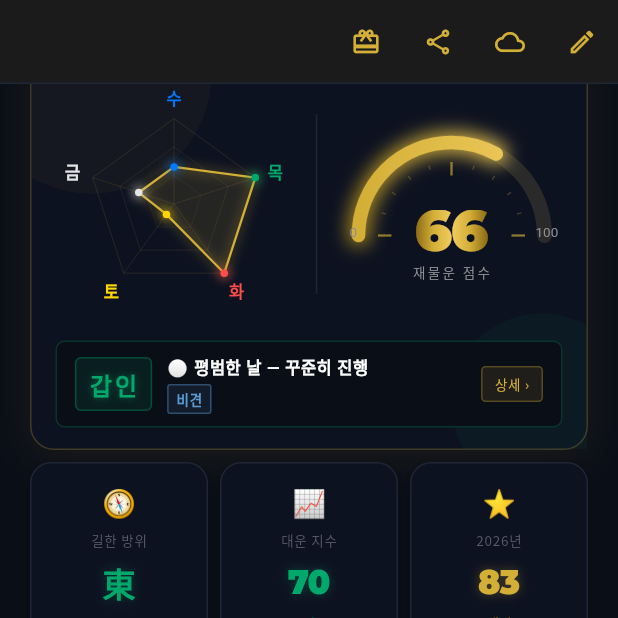
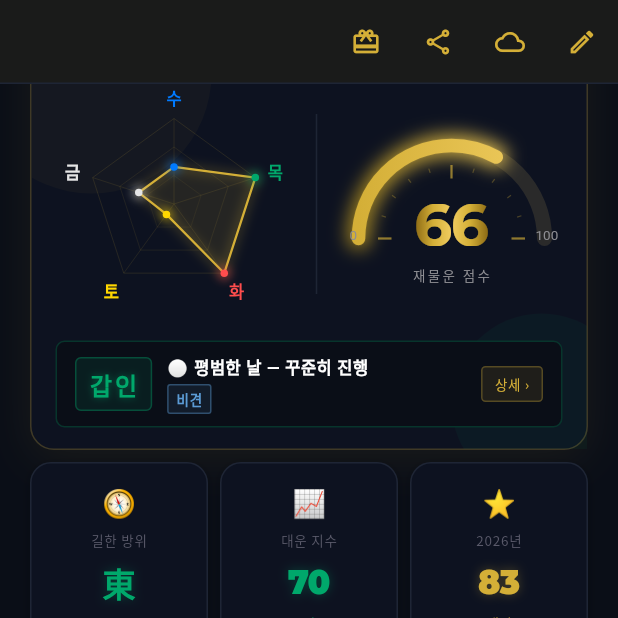
Before and after one commit to luzysal76/realestate-saju, a Flutter app: the DashboardScreen screen opened directly with empty values, scrolled down 160 dp, on a phone screen of 412 x 824 dp, the top half of it. Run offline on Flutter 3.47's test engine with Material 3 defaults, Android fonts, the phone set to English and light mode, and no system bars; drawn by our look-alikes of flutter_animate; our stand-ins replace fl_chart, flutter_local_notifications, google_fonts, hive, hive_flutter, screenshot and 4 more; accounts and stored records are empty; network calls fail; Roboto replaces fonts that are missing (NotoSerifKR).

Commit message:
feat: 윤도 스피너 + AppRouter 전환 애니메이션 + Count-up 점수
- YundoSpinner: 전통 나침반 형태 골드 스피너 (CustomPainter, 2400ms 회전)
- AppRouter.slide: Ease-in-out 300ms 페이드+슬라이드 전환 (브랜드 가이드)
- SemiCircleGauge: Count-up 애니메이션 0→최종점수, 1000ms easeOut, 40pt Montserrat
- 스플래시 로딩 도트 → YundoSpinner 교체
- 대시보드 모든 Navigator.push → AppRouter.slide 통일

Co-Authored-By: Claude Sonnet 4.5 <noreply@anthropic.com>

```diff
--- /dev/null
+++ b/lib/core/router/app_router.dart
@@ -0,0 +1,57 @@
+// 브랜드 가이드 페이지 전환: Ease-in-out 300ms
+// "부드러운 고급감 유지" — 미세한 페이드 + 슬라이드 조합
+
+import 'package:flutter/material.dart';
+
+class AppRouter {
+  /// 브랜드 표준 페이지 전환 — Ease-in-out 300ms fade+slide
+  static Route<T> slide<T>(Widget page) {
+    return PageRouteBuilder<T>(
+      pageBuilder: (_, __, ___) => page,
+      transitionDuration: const Duration(milliseconds: 300),
+      reverseTransitionDuration: const Duration(milliseconds: 250),
+      transitionsBuilder: (_, animation, __, child) {
+        final curved = CurvedAnimation(
+          parent: animation,
+          curve: Curves.easeInOut,
+          reverseCurve: Curves.easeInOut,
+        );
+        return FadeTransition(
+          opacity: curved,
+          child: SlideTransition(
+            position: Tween<Offset>(
+              begin: const Offset(0.04, 0), // 오른쪽에서 살짝 슬라이드인
+              end: Offset.zero,
+            ).animate(curved),
+            child: child,
+          ),
+        );
+      },
+    );
+  }
+
+  /// 하단에서 올라오는 전환 (바텀시트 스타일)
+  static Route<T> slideUp<T>(Widget page) {
+    return PageRouteBuilder<T>(
+      pageBuilder: (_, __, ___) => page,
+      transitionDuration: const Duration(milliseconds: 350),
+      reverseTransitionDuration: const Duration(milliseconds: 280),
+      transitionsBuilder: (_, animation, __, child) {
+        final curved = CurvedAnimation(
+          parent: animation,
+          curve: Curves.easeInOut,
+        );
+        return FadeTransition(
+          opacity: curved,
+          child: SlideTransition(
+            position: Tween<Offset>(
+              begin: const Offset(0, 0.06),
+              end: Offset.zero,
+            ).animate(curved),
+            child: child,
+          ),
+        );
+      },
+    );
+  }
+}
--- a/lib/core/widgets/chart_widgets.dart
+++ b/lib/core/widgets/chart_widgets.dart
@@ -136,8 +136,10 @@ class _RadarPainter extends CustomPainter {
   bool shouldRepaint(covariant CustomPainter old) => false;
 }
 
-// ─── 반원 게이지 ─────────────────────────────────────
+// ─── 반원 게이지 (Count-up 애니메이션) ──────────────────
 /// 0~100 점수를 반원 글로우 게이지로 표시
+/// 브랜드 가이드: "0에서 최종 점수까지 빠르게 올라가는 Count-up 효과"
+/// font-display-score: 40pt / Bold
 class SemiCircleGauge extends StatelessWidget {
   final int score;
   final double width;
@@ -152,27 +154,34 @@ class SemiCircleGauge extends StatelessWidget {
 
   @override
   Widget build(BuildContext context) {
-    final h = width / 2 + 32.0;
+    final h = width / 2 + 36.0;
+    // Count-up: 0 → score, 1000ms ease-out
+    return TweenAnimationBuilder<int>(
+      tween: IntTween(begin: 0, end: score),
+      duration: const Duration(milliseconds: 1000),
+      curve: Curves.easeOut,
+      builder: (_, animated, __) {
         return SizedBox(
           width: width, height: h,
           child: Stack(alignment: Alignment.bottomCenter, children: [
-        CustomPaint(size: Size(width, h), painter: _GaugePainter(score)),
-        Padding(
-          padding: const EdgeInsets.only(bottom: 0),
-          child: Column(mainAxisSize: MainAxisSize.min, children: [
+            // 게이지 (애니메이션 점수 연동)
+            CustomPaint(size: Size(width, h), painter: _GaugePainter(animated)),
+            // 숫자 + 라벨
+            Column(mainAxisSize: MainAxisSize.min, children: [
               ShaderMask(
                 shaderCallback: (b) => AppColors.goldGradient.createShader(b),
-              // Montserrat — 브랜드 가이드: 운세 점수 숫자 폰트
-              child: Text('$score', style: GoogleFonts.montserrat(
-                fontSize: 38, fontWeight: FontWeight.w900,
-                color: Colors.white, height: 1, letterSpacing: -1)),
+                // font-display-score: 40pt Bold (Montserrat)
+                child: Text('$animated', style: GoogleFonts.montserrat(
+                  fontSize: 40, fontWeight: FontWeight.w700,
+                  color: Colors.white, height: 1.2, letterSpacing: -1)),
               ),
               const SizedBox(height: 2),
               Text(label, style: GoogleFonts.montserrat(
                 fontSize: 9, color: AppColors.textSecondary, letterSpacing: 1.5)),
             ]),
-        ),
           ]),
+        );
+      },
     );
   }
 }
```
Also changed, not shown: lib/core/widgets/yundo_spinner.dart (added, +133 -0 lines), lib/features/dashboard/dashboard_screen.dart (+8 -8 lines), lib/features/splash/splash_screen.dart (+8 -21 lines). Lines whose indentation alone changed are shown as unchanged.
